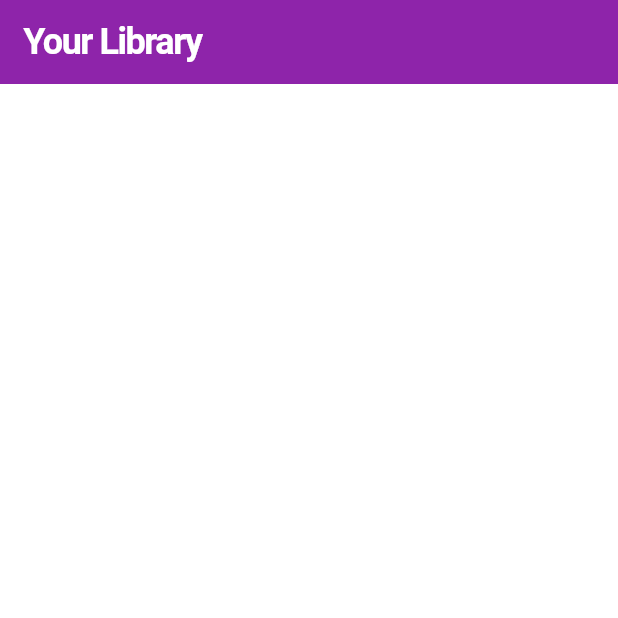
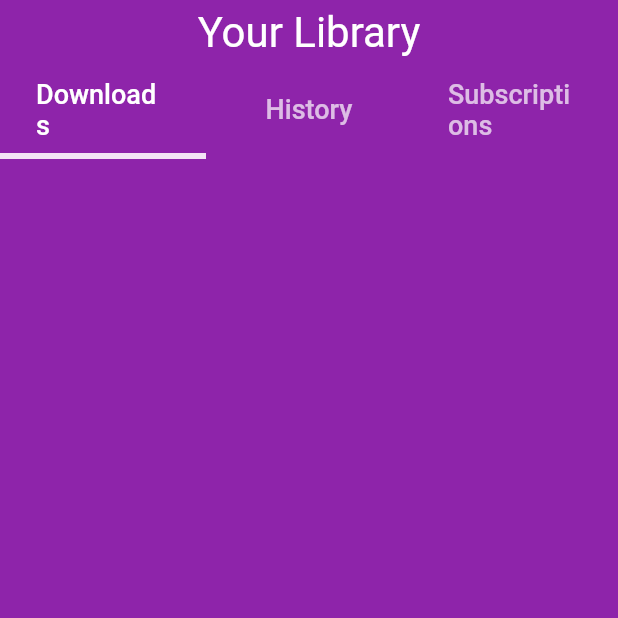
Before and after one commit to MastewalB/cassette, a Flutter app: the screen it shows after launch, on a phone screen of 412 x 824 dp, the top half of it. Run offline on Flutter 3.47's test engine with Material 2 defaults, Android fonts, the phone set to English and light mode, and no system bars; Roboto replaces fonts that are missing (Montserrat).

Commit message:
Library Page

```diff
--- a/lib/src/features/library/presentation/library_page.dart
+++ b/lib/src/features/library/presentation/library_page.dart
@@ -1,5 +1,6 @@
+import 'package:cassette/src/features/download/presentation/download_page.dart';
 import 'package:flutter/material.dart';
-
+import 'package:cassette/src/common_widgets/common_widgets.dart';
 
 class LibraryPage extends StatefulWidget {
   const LibraryPage({Key? key}) : super(key: key);
@@ -9,30 +10,106 @@ class LibraryPage extends StatefulWidget {
 }
 
 class _LibraryPageState extends State<LibraryPage> {
-  final TrackingScrollController _trackingScrollController = TrackingScrollController();
+  final TrackingScrollController _trackingScrollController =
+      TrackingScrollController();
 
   @override
-  void dispose(){
+  void dispose() {
     _trackingScrollController.dispose();
     super.dispose();
-
   }
 
   @override
   Widget build(BuildContext context) {
-    return CustomScrollView(
-      controller: _trackingScrollController,
-      slivers: [
-        SliverAppBar(
-          backgroundColor: Theme.of(context).scaffoldBackgroundColor,
-          title: Text(
-            'Your Library',
-            style: Theme.of(context).textTheme.displayLarge,
+    return DefaultTabController(
+      length: 3,
+      child: Scaffold(
+        body: NestedScrollView(
+          headerSliverBuilder: (BuildContext context, bool innerBoxIsScrolled) {
+            return <Widget>[
+              SliverOverlapAbsorber(
+                handle:
+                    NestedScrollView.sliverOverlapAbsorberHandleFor(context),
+                sliver: SliverAppBar(
+                  title: Text(
+                    "Your Library",
+                    style: Theme.of(context).appBarTheme.titleTextStyle,
+                  ),
+                  backgroundColor: Theme.of(context).scaffoldBackgroundColor,
+                  forceElevated: innerBoxIsScrolled,
+                  automaticallyImplyLeading: false,
+                  expandedHeight: 15.0,
+                  flexibleSpace: FlexibleSpaceBar(),
+                  bottom: TabBar(
+                    indicatorColor: Theme.of(context).indicatorColor,
+                    indicatorWeight: 04,
+                    // indicatorSize: ,
+                    tabs: const [
+                      Padding(
+                        padding: const EdgeInsets.all(8.0),
+                        child: Text(
+                          "Downloads",
+                          style: TextStyle(fontSize: 18),
+                        ),
+                      ),
+                      Padding(
+                        padding: const EdgeInsets.all(8.0),
+                        child: Text(
+                          "History",
+                          style: TextStyle(
+                            fontSize: 18,
+                          ),
+                        ),
+                      ),
+                      Padding(
+                        padding: const EdgeInsets.all(8.0),
+                        child: Text(
+                          "Subscriptions",
+                          style: TextStyle(
+                            fontSize: 18,
+                          ),
+                        ),
+                      ),
+                    ],
+                  ),
+                ),
+              ),
+            ];
+          },
+          body: TabBarView(
+            children: [
+              DownloadPage(),
+              // Text("Downloads"),
+              Text("History"),
+              Text("Subscriptions"),
+            ],
           ),
-          centerTitle: false,
-          floating: true,
-        )
-      ],
+        ),
+      ),
     );
   }
 }
+//
+// SliverAppBar(
+// backgroundColor: Theme.of(context).scaffoldBackgroundColor,
+// title: Text(
+// 'Your Library',
+// style: Theme.of(context).textTheme.displayLarge,
+// ),
+// centerTitle: false,
+// floating: true,
+// actions: [
+// CircleButton(
+// icon: Icons.search,
+// iconSize: 27.0,
+// onPressed: () => {},
+// )
+// ],
+// bottom: const TabBar(
+// tabs: [
+// Tab(text: "Downloads"),
+// Tab(text: "History"),
+// Tab(text: "Subscriptions"),
+// ],
+// ),
+// ),
```
